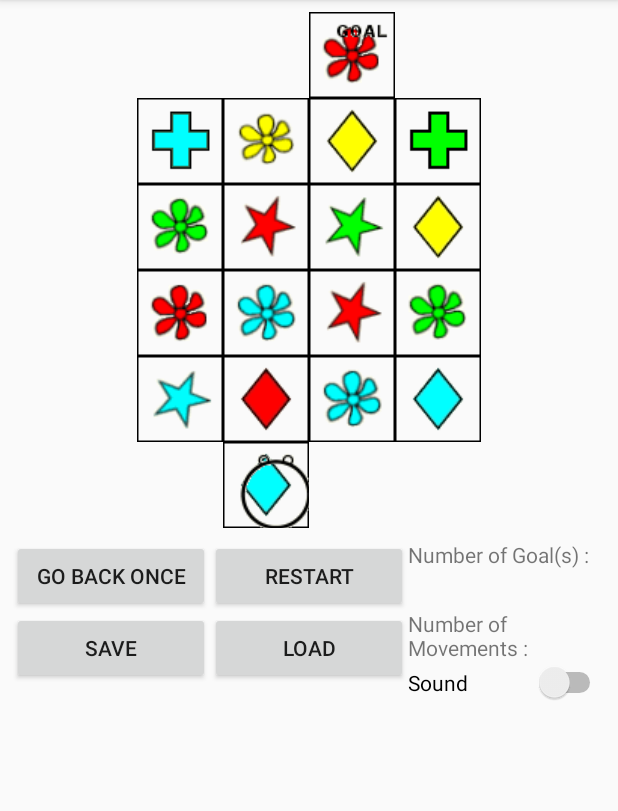
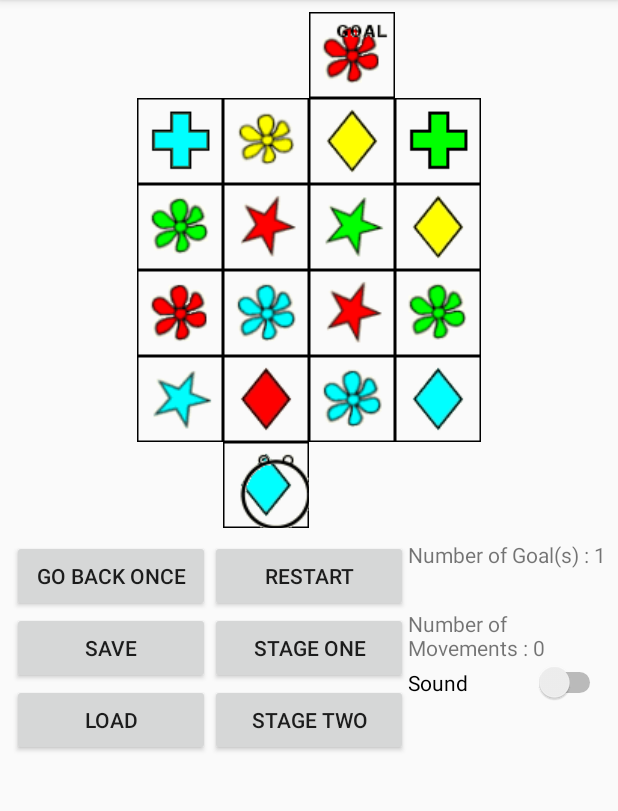
Before and after one commit to SnowNooDLe/BCPR282_Eyeball_Maze_Roc_Model, an Android app: the screen it shows after launch (MainActivity), on a phone screen of 412 x 824 dp, the part 84-895 px from its top. Run offline under Robolectric (Android 15) with nearby library versions, the phone set to English and light mode, and no system bars.

Commit message:
need to fix go back move

```diff
--- a/app/src/main/java/dos0311/ara/ac/nz/eyeballmaze_rocs_model/MainActivity.java
+++ b/app/src/main/java/dos0311/ara/ac/nz/eyeballmaze_rocs_model/MainActivity.java
@@ -37,13 +37,19 @@ public class MainActivity extends AppCompatActivity {
     private int errorCount = 0;
     private int currRow;
     private int currCol;
-    private Piece theEndPiece, thePiece;
+    private int currentStage;
+    private int targetRow;
+    private int targetCol;
+    private Piece theEndPiece, thePiece, theStartPiece;
     private Eyeball eb;
     private GameGridIron gr;
 
+//    Roc's model does not contain number of goal variable neither set/getter, allocating manually
+    private int goal;
+
 //    My previous
-
-    private int size = 6;
+    private int rowSize = 6;
+    private int colSize = 4;
 
 
     //    for loading & saving game
@@ -82,105 +88,161 @@ public class MainActivity extends AppCompatActivity {
         textViewForGoal = findViewById(R.id.textViewGoals);
         textViewForMovements = findViewById(R.id.textViewMovements);
 
+
+        startGame();
+    }
+    //  Extra View Feature 3, user can select level by clicking this.
+    public void stageOneSetup(){
+//        when start new game, always reset the number of goal
+        goal = 0;
+        for (int i = 0; i < rowSize; i++){
+            for (int j = 0; j < colSize; j++){
+                String imageview = "imageView" + i + j;
+                int resID = getResources().getIdentifier(imageview, "id", getPackageName());
+                imageViews[i][j] = findViewById(resID);
+                imageSrcs[i][j] = R.drawable.empty_block;
+            }
+        }
         //      first row
-        imageViews[0][0] = findViewById(R.id.imageView00);
-        imageViews[0][1] = findViewById(R.id.imageView01);
-        imageViews[0][2] = findViewById(R.id.imageView02);
-        imageViews[0][3] = findViewById(R.id.imageView03);
+        imageSrcs[0][2] = R.drawable.red_flower;
 
-
-        imageSrcs[0][0] = R.drawable.empty_block;
-        imageSrcs[0][1] = R.drawable.empty_block;
-        imageSrcs[0][2] = R.drawable.red_flower;
-        imageSrcs[0][3] = R.drawable.empty_block;
-
-        //      second row
-        imageViews[1][0] = findViewById(R.id.imageView10);
-        imageViews[1][1] = findViewById(R.id.imageView11);
-        imageViews[1][2] = findViewById(R.id.imageView12);
-        imageViews[1][3] = findViewById(R.id.imageView13);
-
-
+        //        second row
         imageSrcs[1][0] = R.drawable.cyan_cross;
         imageSrcs[1][1] = R.drawable.yellow_flower;
         imageSrcs[1][2] = R.drawable.yellow_diamond;
         imageSrcs[1][3] = R.drawable.green_cross;
 
-        //      third row
-        imageViews[2][0] = findViewById(R.id.imageView20);
-        imageViews[2][1] = findViewById(R.id.imageView21);
-        imageViews[2][2] = findViewById(R.id.imageView22);
-        imageViews[2][3] = findViewById(R.id.imageView23);
-
-
+        //      Third row
         imageSrcs[2][0] = R.drawable.green_flower;
         imageSrcs[2][1] = R.drawable.red_star;
         imageSrcs[2][2] = R.drawable.green_star;
         imageSrcs[2][3] = R.drawable.yellow_diamond;
 
         //      fourth row
-        imageViews[3][0] = findViewById(R.id.imageView30);
-        imageViews[3][1] = findViewById(R.id.imageView31);
-        imageViews[3][2] = findViewById(R.id.imageView32);
-        imageViews[3][3] = findViewById(R.id.imageView33);
-
-
         imageSrcs[3][0] = R.drawable.red_flower;
         imageSrcs[3][1] = R.drawable.cyan_flower;
         imageSrcs[3][2] = R.drawable.red_star;
         imageSrcs[3][3] = R.drawable.green_flower;
 
-
-        //      fifth row
-        imageViews[4][0] = findViewById(R.id.imageView40);
-        imageViews[4][1] = findViewById(R.id.imageView41);
-        imageViews[4][2] = findViewById(R.id.imageView42);
-        imageViews[4][3] = findViewById(R.id.imageView43);
-
-
+        //        Fifth row
         imageSrcs[4][0] = R.drawable.cyan_star;
         imageSrcs[4][1] = R.drawable.red_diamond;
         imageSrcs[4][2] = R.drawable.cyan_flower;
         imageSrcs[4][3] = R.drawable.cyan_diamond;
 
-        //      sixth row
-        imageViews[5][0] = findViewById(R.id.imageView50);
-        imageViews[5][1] = findViewById(R.id.imageView51);
-        imageViews[5][2] = findViewById(R.id.imageView52);
-        imageViews[5][3] = findViewById(R.id.imageView53);
+        //        Sixth row
+        imageSrcs[5][1] = R.drawable.cyan_diamond;
 
-        imageSrcs[5][0] = R.drawable.empty_block;
+//      resetting the displayed image to new stage
+        for (int i = 0; i < rowSize; i++){
+            for (int j = 0; j < colSize; j++){
+                imageViews[i][j].setImageBitmap(BitmapFactory.decodeResource(getResources(), imageSrcs[i][j]));
+            }
+        }
+        //        for image
+        setGoalInMaze(0,2);
+        setPlayerInMaze(5,1);
+        goal++;
+
+        gr = new GameGridIron(0);
+        eb = new Eyeball (gr);
+    }
+
+    public void stageTwoSetup(){
+//        when start new game, always reset the number of goal
+        goal = 0;
+        for (int i = 0; i < rowSize; i++){
+            for (int j = 0; j < colSize; j++){
+                String imageview = "imageView" + i + j;
+                int resID = getResources().getIdentifier(imageview, "id", getPackageName());
+                imageViews[i][j] = findViewById(resID);
+                imageSrcs[i][j] = R.drawable.empty_block;
+            }
+        }
+
+//      allocate images into imageSrces
+        imageSrcs[0][2] = R.drawable.red_flower;
+
+        imageSrcs[1][0] = R.drawable.cyan_cross;
+        imageSrcs[1][1] = R.drawable.cyan_flower;
+        imageSrcs[1][2] = R.drawable.cyan_diamond;
+        imageSrcs[1][3] = R.drawable.green_cross;
+
+        imageSrcs[2][0] = R.drawable.green_flower;
+        imageSrcs[2][1] = R.drawable.red_star;
+        imageSrcs[2][2] = R.drawable.green_star;
+        imageSrcs[2][3] = R.drawable.yellow_flower;
+
+        imageSrcs[3][0] = R.drawable.red_flower;
+        imageSrcs[3][1] = R.drawable.green_diamond;
+        imageSrcs[3][2] = R.drawable.red_star;
+        imageSrcs[3][3] = R.drawable.yellow_star;
+
+        imageSrcs[4][0] = R.drawable.green_cross;
+        imageSrcs[4][1] = R.drawable.red_diamond;
+        imageSrcs[4][2] = R.drawable.cyan_flower;
+        imageSrcs[4][3] = R.drawable.green_diamond;
+
         imageSrcs[5][1] = R.drawable.cyan_diamond;
-        imageSrcs[5][2] = R.drawable.empty_block;
-        imageSrcs[5][3] = R.drawable.empty_block;
 
+//        resetting the displayed image to new stage
+        for (int i = 0; i < rowSize; i++){
+            for (int j = 0; j < colSize; j++){
+                imageViews[i][j].setImageBitmap(BitmapFactory.decodeResource(getResources(), imageSrcs[i][j]));
+            }
+        }
 
-        startGame();
+//      for image
+        setGoalInMaze(0,2);
+        setPlayerInMaze(5,1);
+        goal++;
+
+        gr = new GameGridIron(1);
+        eb = new Eyeball (gr);
+    }
+
+    //    Starting the game with stage 1 but when it starts, always run stage one first
+    public void startGameStageOne() {
+        gameIsOn = true;
+        currentStage = 1;
+        stageOneSetup();
+        setTextForGoalMovement();
+    }
+    //    Starting the game with stage 2
+    public void startGameStageTwo(){
+        gameIsOn = true;
+        currentStage = 2;
+        stageTwoSetup();
+        setTextForGoalMovement();
+    }
+
+    //    Extra View Feature 3, choose stages via button click
+    public void startGameStageOneViaButton(View view){
+        startGameStageOne();
+    }
+
+    public void startGameStageTwoViaButton(View view){
+        startGameStageTwo();
     }
 
     //    Starting the game and always start with Stage 1.
     public void startGame() {
 //        Controller for Roc's Code
         gameIsOn = true;
-        gr = new GameGridIron(0);
-        eb = new Eyeball (gr);
 
+        stageOneSetup();
+
+//        Goal point
         theEndPiece = gr.findEndPointPiece();
 
-//        Plan was setting Red Flower for goal but for some reason,
-//        if eyeball goes to the REd Flower at Row : 0, Col : 3
-//        App creashes.
-//        board.setGoal(2, 4);
-//        eyeball = new Player(5,2, board);
-//
+        setTextForGoalMovement();
+
+    }
+    public void setTextForGoalMovement(){
         //      Task 12. Display the number of goals to do
-//        textViewForGoal.setText(R.string.number_of_goals + "1");
+        textViewForGoal.setText("Number of Goal(s) : " + goal);
 //       Task 13. Display move counts
-//        textViewForMovements.setText(R.string.number_of_movements + eb.countTotalMove());
-
-//        for image
-        setGoalInMaze(0,2);
-        setPlayerInMaze(5,1);
+        textViewForMovements.setText("Number of Movements : " + eb.countTotalMove());
     }
 
     //    Task 5, Display image of player character
@@ -221,8 +283,8 @@ public class MainActivity extends AppCompatActivity {
 
             String targetPosition = getLocationImageView(nextImageView);
 //        to get row and col values
-            int targetRow = Character.digit(targetPosition.charAt(0), 10);
-            int targetCol = Character.digit(targetPosition.charAt(1), 10);
+            targetRow = Character.digit(targetPosition.charAt(0), 10);
+            targetCol = Character.digit(targetPosition.charAt(1), 10);
 
             thePiece = eb.getMyCurrentPiece();
 
@@ -241,7 +303,7 @@ public class MainActivity extends AppCompatActivity {
                 //        Debugging
                 Log.d("MYINT", "Resetting Target Row: " + targetRow);
                 Log.d("MYINT", "Resetting Target Col: " + targetCol);
-                imageViews[targetRow][targetCol].setImageBitmap(BitmapFactory.decodeResource(getResources(), imageSrcs[targetRow][targetCol]));
+//                imageViews[targetRow][targetCol].setImageBitmap(BitmapFactory.decodeResource(getResources(), imageSrcs[targetRow][targetCol]));
                 eb.moveToNextPieceSucceed(targetRow, targetCol);
 
                 movementHappening(targetRow, targetCol);
@@ -253,7 +315,7 @@ public class MainActivity extends AppCompatActivity {
 
 
 //        updating movements display
-//                textViewForMovements.setText(R.string.number_of_movements + eb.countTotalMove());
+                textViewForMovements.setText("Number of Movements : " + eb.countTotalMove());
             } else {
 //                just telling what to do
                 if (errorCount < 3){
@@ -267,11 +329,12 @@ public class MainActivity extends AppCompatActivity {
 //            debugging purpose
             Log.d("MYINT", "what is the EndPoint X: " + theEndPiece.x);
             Log.d("MYINT", "what is the EndPoint Y: " + theEndPiece.y);
+//            theEndPiece is the goal.
             if (targetRow == theEndPiece.x && targetCol == theEndPiece.y){
 //               Task 15, playing winning song
                 won_case_sound = MediaPlayer.create(MainActivity.this,R.raw.won_sound);
                 won_case_sound.start();
-//                textViewForGoal.setText(R.string.number_of_goals + "0");
+//                textViewForGoal.setText("Number of Goal(s) : " + "0");
                 gameFinishedMSG("Congratulations ! You won the game !");
                 gameIsOn = false;
             }
@@ -284,7 +347,7 @@ public class MainActivity extends AppCompatActivity {
                 gameIsOverBadEnding();
             }
         } else {
-            warningMSG("Game is finished, please restart the game if you want to");
+            warningMSG("Game is finished, please restart the game if you want");
         }
     }
 
@@ -301,13 +364,21 @@ public class MainActivity extends AppCompatActivity {
     private void resetStage(){
 //        resetting previous eyeball image
         gameIsOn = true;
-        imageViews[currRow][currCol].setImageBitmap(BitmapFactory.decodeResource(getResources(), imageSrcs[currRow][currCol]));
+        goal = 1;
+        imageViews[targetRow][targetCol].setImageBitmap(BitmapFactory.decodeResource(getResources(), imageSrcs[targetRow][targetCol]));
+        if (currentStage == 1){
             gr = new GameGridIron(0);
+        } else if (currentStage == 2){
+            gr = new GameGridIron(1);
+        }
+
         eb = new Eyeball (gr);
         theEndPiece = gr.findEndPointPiece();
         setPlayerInMaze(5, 1);
         setGoalInMaze(0,2);
-        textViewForMovements.setText("Number of Movements: " + eb.countTotalMove());
+
+        textViewForGoal.setText("Number of Goal(s) : " + goal);
+        textViewForMovements.setText("Number of Movements : " + eb.countTotalMove());
     }
 
     //    Task 18 & Task 20,  Display dialogue with options after player character has lost
@@ -354,34 +425,25 @@ public class MainActivity extends AppCompatActivity {
     //    Extra view feature 1, go back one movement
     public void goBackOneMove(View view){
         if (checkGameIsOver()){
+//            To find starting point
+            theStartPiece = gr.findStartPointPiece();
             int movementsNum = eb.getMyAllMovedPieces().size();
             //        resetting current image without user.
             int currentRow = eb.myAllMovedPieces.get(movementsNum-1).x;
             int currentCol = eb.myAllMovedPieces.get(movementsNum-1).y;
+//            compare whether player is at starting point
+            if (currentRow == theStartPiece.x && currentCol == theStartPiece.y){
+                warningMSG("You are at starting point, cannot go back.");
+            } else {
                 imageViews[currentRow][currentCol].setImageBitmap(BitmapFactory.decodeResource(getResources(), imageSrcs[currentRow][currentCol]));
                 //        go back one movement which will decrease number of movement, position as well
 
                 int previousRow = eb.myAllMovedPieces.get(movementsNum-2).x;
                 int previousCol = eb.myAllMovedPieces.get(movementsNum-2).y;
-
-            Log.d("MYINT", "Moving from current row " + currRow + " current col " + currCol);
-            Log.d("MYINT", "Moving to new row " + previousRow + " new col " + previousCol);
-//            its an issue with MODEL.
-//            as to check whether its possible to go back or not, we need to find out the specific previous coordinate
-//            but by doing that, its gonna go over the index of array
-//            e.g. I try to click go back once from starting point,
-//            in MODEL, it's checking the length of array inside its method,
-//            however, to get into this method, I need to put previous coordinate which is impossible.
-            if (eb.moveBackPreviousPieceSucceed(previousRow, previousCol)){
                 movementHappening(previousRow, previousCol);
                 //      update the number of movements as well
                 textViewForMovements.setText("Number of Movements : " + eb.countTotalMove());
-            } else {
-                warningMSG("You are at starting point, cannot go back");
             }
-
-
-
         } else {
             warningMSG("It only works when game is not finished");
         }
@@ -425,8 +487,8 @@ public class MainActivity extends AppCompatActivity {
 //            movementHappening();
 //
 ////        update the number of movements & Goal as well
-//            textViewForMovements.setText(R.string.number_of_movements + eyeball.getCurrentMoveCount());
-//            textViewForGoal.setText(R.string.number_of_goals + board.getGoals());
+//            textViewForMovements.setText("Number of Movements : " + eyeball.getCurrentMoveCount());
+//            textViewForGoal.setText("Number of Goal(s) : " + board.getGoals());
 //
 //        } else {
 //            warningMSG("You can only load the game when its not finished or been saved before");
--- a/app/src/main/java/dos0311/ara/ac/nz/eyeballmaze_rocs_model/Model/GameGridIron.java
+++ b/app/src/main/java/dos0311/ara/ac/nz/eyeballmaze_rocs_model/Model/GameGridIron.java
@@ -6,6 +6,7 @@ public class GameGridIron {
 	private Piece[][] levelMap;
 	//create all Game Maps
 	private static final Piece[][][] ALL_MAP_LISTS = {
+//			Roc's Original
        {	//Level 0
            {new Piece(),new Piece(), new Piece(Shape.FLOWER,Colour.RED,PieceCharacter.END_POINT),new Piece()},
            {new Piece(Shape.CROSS,Colour.BLUE),new Piece(Shape.FLOWER,Colour.YELLOW), new Piece(Shape.DIAMOND,Colour.YELLOW), new Piece(Shape.CROSS,Colour.GREEN)},
--- a/app/src/main/res/layout/activity_main.xml
+++ b/app/src/main/res/layout/activity_main.xml
@@ -325,6 +325,13 @@
                     android:layout_height="wrap_content"
                     android:onClick="saveCurrentGame"
                     android:text="@string/game_save" />
+
+                <Button
+                    android:id="@+id/button4"
+                    android:layout_width="match_parent"
+                    android:layout_height="wrap_content"
+                    android:onClick="loadCurrentGame"
+                    android:text="@string/game_load" />
             </LinearLayout>
 
             <LinearLayout
@@ -341,11 +348,19 @@
                     android:text="@string/game_restart" />
 
                 <Button
-                    android:id="@+id/button4"
+                    android:id="@+id/button5"
                     android:layout_width="match_parent"
                     android:layout_height="wrap_content"
-                    android:onClick="loadCurrentGame"
-                    android:text="@string/game_load" />
+                    android:onClick="startGameStageOneViaButton"
+                    android:text="@string/stage_one" />
+
+                <Button
+                    android:id="@+id/button6"
+                    android:layout_width="match_parent"
+                    android:layout_height="wrap_content"
+                    android:onClick="startGameStageTwoViaButton"
+                    android:text="@string/stage_two" />
+
             </LinearLayout>
 
             <LinearLayout
--- a/app/src/main/res/values/strings.xml
+++ b/app/src/main/res/values/strings.xml
@@ -14,4 +14,6 @@
     <string name="game_load">Load</string>
     <string name="number_of_goals">Number of Goal(s) : </string>
     <string name="number_of_movements">Number of Movements : </string>
+    <string name="stage_one">Stage One</string>
+    <string name="stage_two">Stage Two</string>
 </resources>
--- a/build.gradle
+++ b/build.gradle
@@ -7,7 +7,7 @@ buildscript {
         jcenter()
     }
     dependencies {
-        classpath 'com.android.tools.build:gradle:3.4.1'
+        classpath 'com.android.tools.build:gradle:3.2.1'
 
 
         // NOTE: Do not place your application dependencies here; they belong
```
Also changed, not shown: gradle/wrapper/gradle-wrapper.properties. Lines whose indentation alone changed are shown as unchanged.
